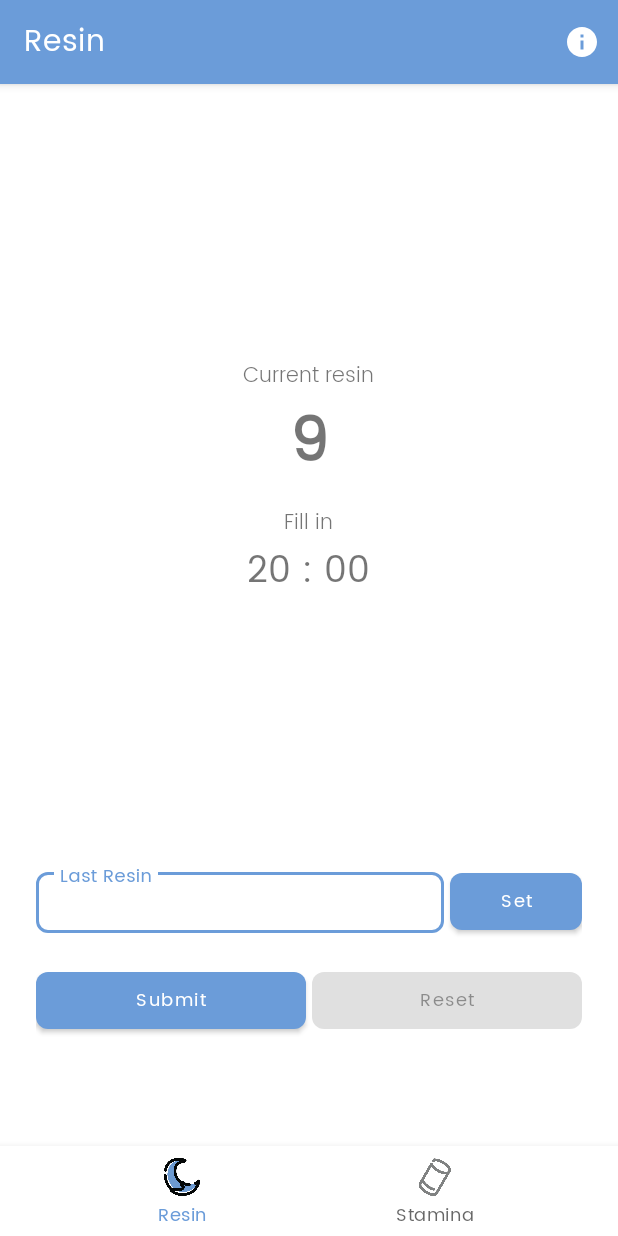
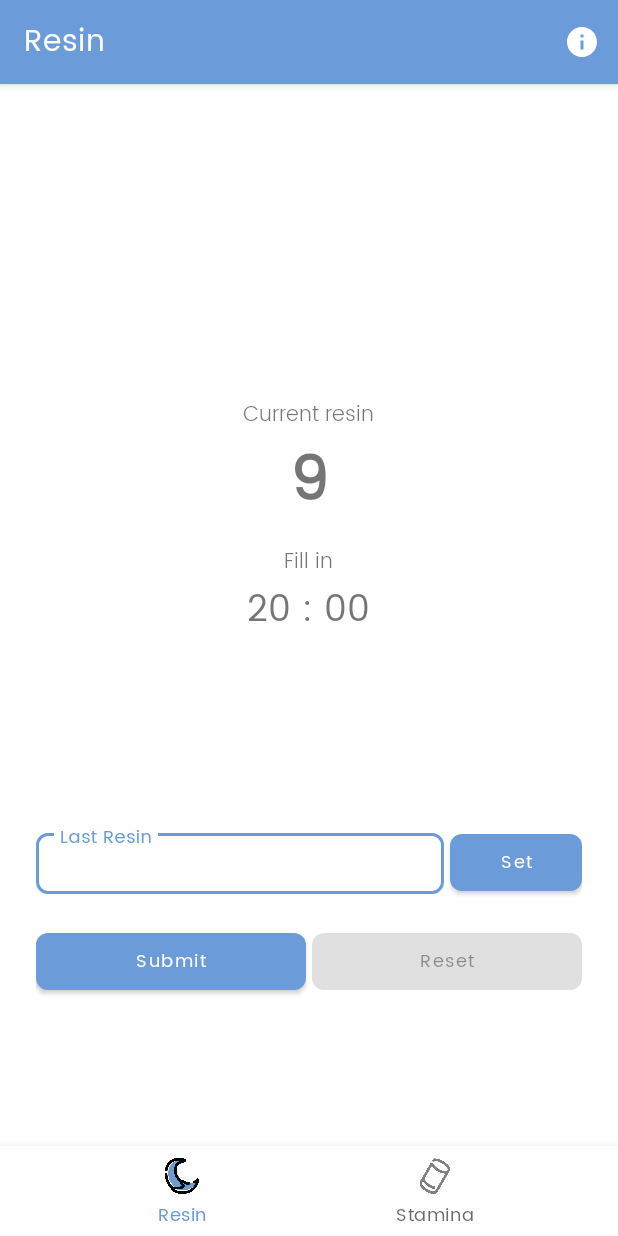
Before and after one commit to bennyfajri/Resin-Ku, an Android app: the screen it shows after launch (MainActivity), on a phone screen of 412 x 824 dp. Run offline under Robolectric (Android 15) with nearby library versions, the phone set to English and light mode, and no system bars; plain views replace MaterialProgressBar.

Commit message:
change from linear to constraint layout

```diff
--- a/app/src/main/res/layout/activity_main.xml
+++ b/app/src/main/res/layout/activity_main.xml
@@ -1,18 +1,18 @@
 <?xml version="1.0" encoding="utf-8"?>
-<LinearLayout xmlns:android="http://schemas.android.com/apk/res/android"
+<androidx.constraintlayout.widget.ConstraintLayout xmlns:android="http://schemas.android.com/apk/res/android"
     xmlns:app="http://schemas.android.com/apk/res-auto"
     xmlns:tools="http://schemas.android.com/tools"
-    android:id="@+id/container"
     android:layout_width="match_parent"
     android:layout_height="match_parent"
-    android:orientation="vertical">
+    android:orientation="vertical"
+    tools:context=".MainActivity">
 
     <FrameLayout
         android:id="@+id/content"
         android:layout_width="match_parent"
-        android:layout_height="0dp"
-        android:layout_weight="1">
-    </FrameLayout>
+        android:layout_height="wrap_content"
+        app:layout_constraintBottom_toTopOf="@+id/navigation"
+        app:layout_constraintTop_toTopOf="parent"/>
 
     <com.google.android.material.bottomnavigation.BottomNavigationView
         android:id="@+id/navigation"
@@ -21,6 +21,8 @@
         android:layout_gravity="bottom"
         android:background="?android:attr/windowBackground"
         app:menu="@menu/navigation"
-        app:itemIconSize="25dp"/>
+        app:layout_constraintBottom_toBottomOf="parent"
+        app:layout_constraintLeft_toLeftOf="parent"
+        app:layout_constraintRight_toRightOf="parent"/>
 
-</LinearLayout>
+</androidx.constraintlayout.widget.ConstraintLayout>
```
